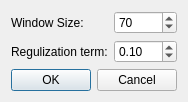
Qt form guidedfilterdialog.ui (LangYH/3DMonster) before a commit.
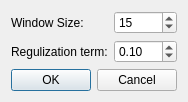
The same form after that commit.

```diff
--- a/guidedfilterdialog.ui
+++ b/guidedfilterdialog.ui
@@ -27,7 +27,7 @@
    <item row="0" column="1">
     <widget class="QSpinBox" name="wsizeBox">
      <property name="value">
-      <number>70</number>
+      <number>15</number>
      </property>
     </widget>
    </item>
```
